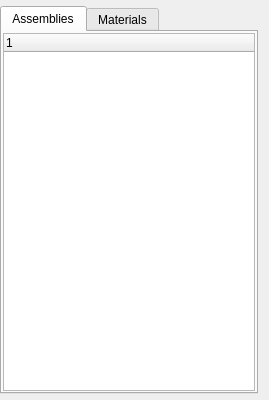
Before: the Qt Designer form Application/qInputListWidget.ui in Sprunth/RGG, drawn with Qt 5.
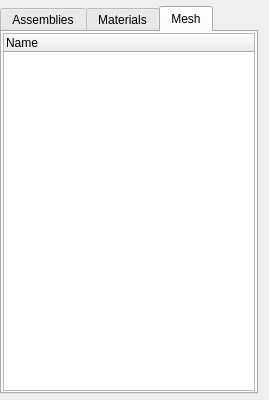
After: the same form once the commit is applied. The open tabs and pages were chosen to show the change.

Commit message: improve the display of the mesh

Diff of the .ui file:
```diff
--- a/Application/qInputListWidget.ui
+++ b/Application/qInputListWidget.ui
@@ -94,6 +94,25 @@
        </item>
       </layout>
      </widget>
+     <widget class="QWidget" name="tabModel">
+      <attribute name="title">
+       <string>Mesh</string>
+      </attribute>
+      <layout class="QGridLayout" name="gridLayout_2">
+       <property name="margin">
+        <number>1</number>
+       </property>
+       <item row="0" column="0">
+        <widget class="QTreeWidget" name="ModelTree">
+         <column>
+          <property name="text">
+           <string>Name</string>
+          </property>
+         </column>
+        </widget>
+       </item>
+      </layout>
+     </widget>
     </widget>
    </item>
   </layout>
```
The commit also changes 6 other files.
